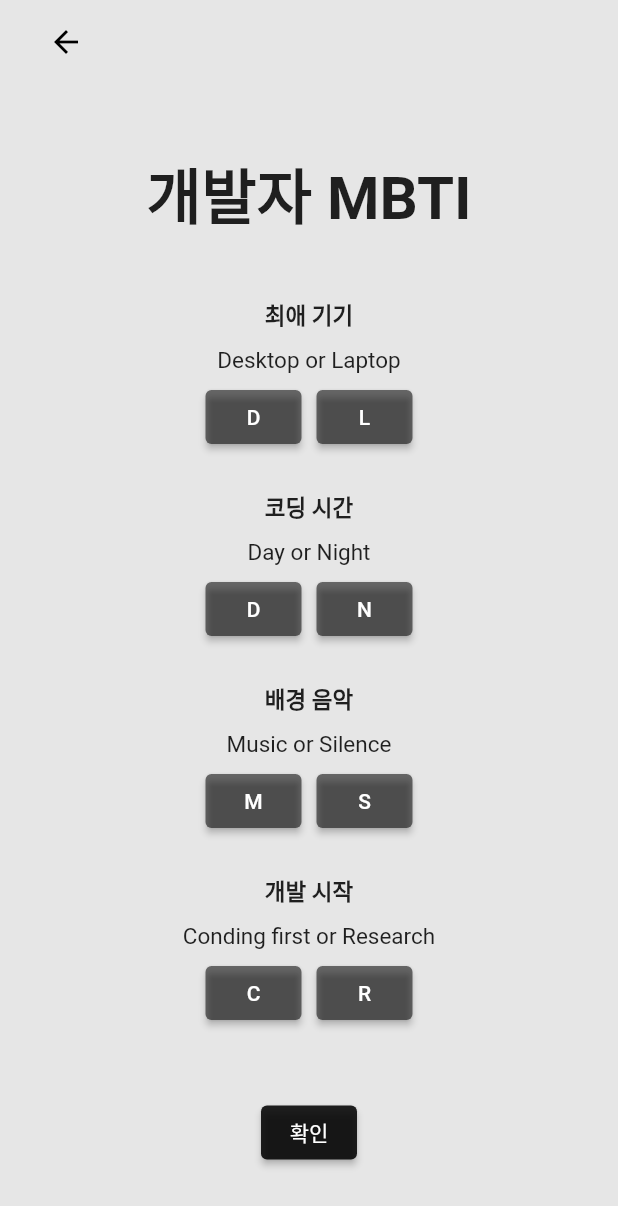
After one commit to HyeJuSeon/Flutter-relay_coding, a Flutter app: the screen it shows after launch, after a tap on "1. 개발자 MBTI", on a phone screen of 412 x 824 dp. The commit adds this screen. Shown: the top 1206 px of the screen. Run offline on Flutter 3.47's test engine with Material 2 defaults, Android fonts, the light colour scheme and no system bars.

Commit message:
first-commit

```diff
--- a/flutter_relay_coding_app/lib/main.dart
+++ b/flutter_relay_coding_app/lib/main.dart
@@ -1,7 +1,8 @@
 import 'package:flutter/material.dart';
-import 'package:flutter_relay_coding_app/guideline.dart';
-import 'package:flutter_relay_coding_app/pages-sample/0102a_first.dart'; // 후에 삭제
-import 'package:flutter_relay_coding_app/pages-sample/0102a_second.dart'; // 후에 삭제
+import 'package:flutter_relay_coding_app/pages/first_page.dart';
+import 'package:flutter_relay_coding_app/pages/second_page.dart';
+import 'package:flutter_relay_coding_app/pages/third_page.dart';
+
 
 void main() {
   runApp(MyApp());
@@ -40,13 +41,63 @@ class MyHomePage extends StatelessWidget {
                   child: ListView(
                     padding: const EdgeInsets.all(8),
                     children: <Widget>[
-                      GuideBtn(context, Guide()), // 커스텀 버튼 생성, 각 참여자들의 페이지로 이동
+                      // GuideBtn(context, Guide()), // 커스텀 버튼 생성, 각 참여자들의 페이지로 이동
 
                       SizedBox(height: 20), // 버튼 사이 공백 생성
 
                       // 커스텀 버튼 생성, 각 참여자들의 페이지로 이동
-                      PageBtn("11111", context, Page0102AFisrt()),
-                      PageBtn("22222", context, Page0102ASecond()),
+                      ElevatedButton(
+                          style: ElevatedButton.styleFrom(
+                              primary: Colors.black54, onPrimary: Colors.white, fixedSize: Size(90, 50)),
+                          onPressed: () {
+                            // 데이터 전달하면서 페이지 전환 방법
+                            Navigator.push(
+                                context, MaterialPageRoute(builder: (context) => PageFisrt()));
+                          },
+                          child: Text(
+                            '1. 개발자 MBTI',
+                            style: TextStyle(fontSize: 20)
+                          ),
+                      ),
+
+                      Container(
+                        height: 20,
+                      ),
+
+                      ElevatedButton(
+                        style: ElevatedButton.styleFrom(
+                            primary: Colors.black54, onPrimary: Colors.white, fixedSize: Size(90, 50)),
+                        onPressed: () {
+                          // 데이터 전달하면서 페이지 전환 방법
+                          Navigator.push(
+                              context, MaterialPageRoute(builder: (context) => PageSecond()));
+                        },
+                        child: Text(
+                            '2. 오늘의 운세',
+                            style: TextStyle(fontSize: 20)
+                        ),
+                      ),
+
+                      Container(
+                        height: 20,
+                      ),
+
+                      ElevatedButton(
+                        style: ElevatedButton.styleFrom(
+                            primary: Colors.black54, onPrimary: Colors.white, fixedSize: Size(90, 50)),
+                        onPressed: () {
+                          // 데이터 전달하면서 페이지 전환 방법
+                          Navigator.push(
+                              context, MaterialPageRoute(builder: (context) => PageThird()));
+                        },
+                        child: Text(
+                            '3. 코딩 퀴즈',
+                            style: TextStyle(fontSize: 20)
+                        ),
+                      ),
+
+                      // PageBtn("2. 오늘의 운세", context, Page0102ASecond()),
+                      // PageBtn("3. 코딩 퀴즈", context, Page0102ASecond()),
                     ],
                   ))
             ],
--- /dev/null
+++ b/flutter_relay_coding_app/lib/pages/first_page.dart
@@ -0,0 +1,258 @@
+import 'package:flutter/material.dart';
+import 'package:flutter_relay_coding_app/pages/mbti_result_page.dart';
+
+class PageFisrt extends StatefulWidget {
+  @override
+  _PageFisrtState createState() => _PageFisrtState();
+}
+
+class _PageFisrtState extends State<PageFisrt> {
+  var elevate1, elevate2, elevate3, elevate4 = ' ';
+  var mbti = '';
+
+  @override
+  Widget build(BuildContext context) {
+    return Scaffold(
+      backgroundColor: Color.fromARGB(255, 230, 230, 230),  // 임의의 색 지정
+      body: Row(  // Column을 가운데로 정렬하기 위함
+          mainAxisAlignment: MainAxisAlignment.center, // 가운데 정렬
+          children: [
+            Column(children: [
+              Container(
+                height: 100,
+              ),
+
+              Text(
+                '개발자 MBTI',
+                style: TextStyle(fontSize: 40, fontWeight: FontWeight.bold),
+              ),
+
+              Container(
+                height: 40,
+              ),
+
+              Text(
+                '최애 기기',
+                style: TextStyle(fontSize: 15, fontWeight: FontWeight.bold),
+              ),
+              Container(
+                height: 10,
+              ),
+              Text(
+                'Desktop or Laptop',
+                style: TextStyle(fontSize: 15),
+              ),
+
+              Row(
+                children: [
+                  Container(
+                    margin: EdgeInsets.all(5),
+                    child: ElevatedButton(
+                        style: ElevatedButton.styleFrom(
+                            primary: Colors.black54, onPrimary: Colors.white),
+                        onPressed: () {
+                          setState(() {
+                            elevate1 = 'D';
+                          });
+                        },
+                        child: Text('D')
+                    ),
+                  ),
+
+                  Container(
+                    margin: EdgeInsets.all(5),
+                    child: ElevatedButton(
+                        style: ElevatedButton.styleFrom(
+                            primary: Colors.black54, onPrimary: Colors.white),
+                        onPressed: () {
+                          setState(() {
+                            elevate1 = 'L';
+                          });
+                        },
+                        child: Text('L')
+                    ),
+                  ),
+                ],
+              ),
+
+              Container(
+                height: 20,
+              ),
+
+              Text(
+                '코딩 시간',
+                style: TextStyle(fontSize: 15, fontWeight: FontWeight.bold),
+              ),
+              Container(
+                height: 10,
+              ),
+              Text(
+                'Day or Night',
+                style: TextStyle(fontSize: 15),
+              ),
+
+              Row(
+                children: [
+                  Container(
+                    margin: EdgeInsets.all(5),
+                    child: ElevatedButton(
+                        style: ElevatedButton.styleFrom(
+                            primary: Colors.black54, onPrimary: Colors.white),
+                        onPressed: () {
+                          setState(() {
+                            elevate2 = 'D';
+                          });
+                        },
+                        child: Text('D')
+                    ),
+                  ),
+
+                  Container(
+                    margin: EdgeInsets.all(5),
+                    child: ElevatedButton(
+                        style: ElevatedButton.styleFrom(
+                            primary: Colors.black54, onPrimary: Colors.white),
+                        onPressed: () {
+                          setState(() {
+                            elevate2 = 'N';
+                          });
+                        },
+                        child: Text('N')
+                    ),
+                  ),
+                ],
+              ),
+
+              Container(
+                height: 20,
+              ),
+
+              Text(
+                '배경 음악',
+                style: TextStyle(fontSize: 15, fontWeight: FontWeight.bold),
+              ),
+              Container(
+                height: 10,
+              ),
+              Text(
+                'Music or Silence',
+                style: TextStyle(fontSize: 15),
+              ),
+
+              Row(
+                children: [
+                  Container(
+                    margin: EdgeInsets.all(5),
+                    child: ElevatedButton(
+                        style: ElevatedButton.styleFrom(
+                            primary: Colors.black54, onPrimary: Colors.white),
+                        onPressed: () {
+                          setState(() {
+                            elevate3 = 'M';
+                          });
+                        },
+                        child: Text('M')
+                    ),
+                  ),
+
+                  Container(
+                    margin: EdgeInsets.all(5),
+                    child: ElevatedButton(
+                        style: ElevatedButton.styleFrom(
+                            primary: Colors.black54, onPrimary: Colors.white),
+                        onPressed: () {
+                          setState(() {
+                            elevate3 = 'S';
+                          });
+                        },
+                        child: Text('S')
+                    ),
+                  ),
+                ],
+              ),
+
+              Container(
+                height: 20,
+              ),
+              Text(
+                '개발 시작',
+                style: TextStyle(fontSize: 15, fontWeight: FontWeight.bold),
+              ),
+              Container(
+                height: 10,
+              ),
+              Text(
+                'Conding first or Research',
+                style: TextStyle(fontSize: 15),
+              ),
+
+              Row(
+                children: [
+                  Container(
+                    margin: EdgeInsets.all(5),
+                    child: ElevatedButton(
+                        style: ElevatedButton.styleFrom(
+                            primary: Colors.black54, onPrimary: Colors.white),
+                        onPressed: () {
+                          setState(() {
+                            elevate4 = 'C';
+                          });
+                        },
+                        child: Text('C')
+                    ),
+                  ),
+
+                  Container(
+                    margin: EdgeInsets.all(5),
+                    child: ElevatedButton(
+                      style: ElevatedButton.styleFrom(
+                          primary: Colors.black54, onPrimary: Colors.white),
+                      onPressed: () {
+                        setState(() {
+                          elevate4 = 'R';
+                        });
+                      },
+                      child: Text('R'),
+                    ),
+                  ),
+                ],
+              ),
+
+              Container(
+                height: 40,
+              ),
+
+              ElevatedButton(
+                  style: ElevatedButton.styleFrom(
+                      primary: Colors.black87, onPrimary: Colors.white),
+                  onPressed: () {
+                    // 데이터 전달하면서 페이지 전환 방법
+                    Navigator.push(
+                        context, MaterialPageRoute(builder: (context) => PageMbtiResult(data1:elevate1, data2:elevate2, data3: elevate3, data4: elevate4)));
+                  },
+                  child: Text('확인')),
+            ])
+          ]),
+
+      // 뒤로 가기 버튼 추가
+      floatingActionButton: BackButton(context),
+      floatingActionButtonLocation: FloatingActionButtonLocation.startTop,
+    );
+  }
+}
+
+
+// 뒤로가기 버튼
+BackButton(context) {
+  return FloatingActionButton(
+    backgroundColor: Colors.transparent,
+    onPressed: () {
+      Navigator.pop(context);
+    },
+    child: Icon(
+      Icons.arrow_back,
+      color: Colors.black,
+    ),
+    elevation: 0.0,
+  );
+}
--- a/flutter_relay_coding_app/lib/pages/here.dart
+++ /dev/null
@@ -1 +0,0 @@
-// 이 디렉토리에 파일들을 추가해주세요
```
Also changed, not shown: flutter_relay_coding_app/lib/pages-sample/0102a_first.dart (deleted, +0 -52 lines), flutter_relay_coding_app/lib/pages-sample/0102a_second.dart (deleted, +0 -52 lines), flutter_relay_coding_app/lib/pages-sample/1718c_first.dart (deleted, +0 -52 lines), flutter_relay_coding_app/lib/pages-sample/1718c_second.dart (deleted, +0 -51 lines), flutter_relay_coding_app/lib/pages/mbti_result_page.dart (added, +65 -0 lines), flutter_relay_coding_app/lib/pages/second_page.dart (added, +44 -0 lines), flutter_relay_coding_app/lib/pages/third_page.dart (added, +44 -0 lines), flutter_relay_coding_app/pubspec.lock.
